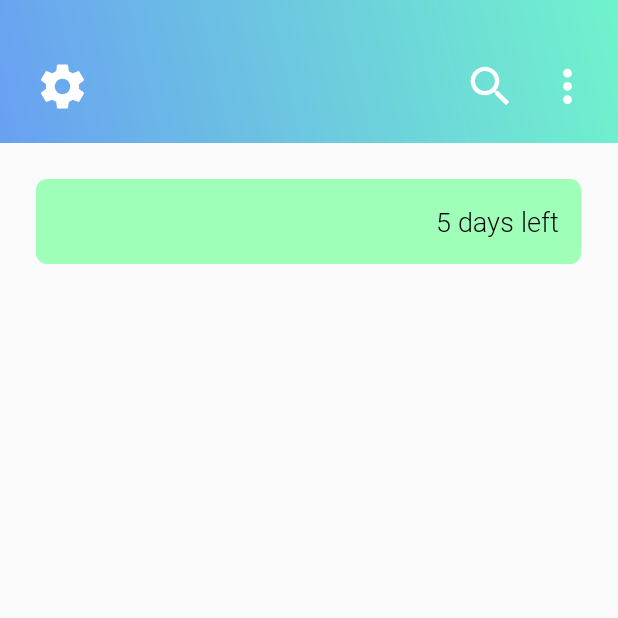
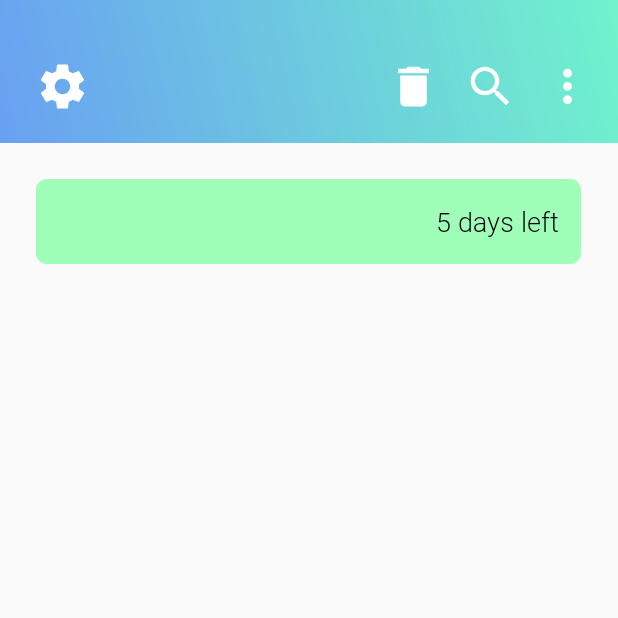
Before and after one commit to YEESH421/SpoilAlert, an Android app: the FridgeActivity screen opened directly, with no data from a screen before it, on a phone screen of 412 x 824 dp, the top half of it. Run offline under Robolectric (Android 15) with nearby library versions, the phone set to English and light mode, and no system bars.

Commit message:
Changed selection highlight color. Setup id system for items. Added deletion write to json file.

```diff
--- a/app/src/main/java/com/dfreez3/spoilalert/FoodAdapter.java
+++ b/app/src/main/java/com/dfreez3/spoilalert/FoodAdapter.java
@@ -11,14 +11,22 @@ import android.widget.TextView;
 import java.util.ArrayList;
 import java.util.Comparator;
 import java.util.Date;
+import java.util.HashSet;
+import java.util.List;
+import java.util.Set;
 
-public class FoodAdapter extends ArrayAdapter<FoodModel> {
+public class FoodAdapter extends ArrayAdapter<FoodModel> implements View.OnLongClickListener, View.OnClickListener {
 
     private final long DAY_IN_MILLISECONDS = 86400000;
 
     private Context context;
 
+    private boolean selectionMode;
+
+    private Set<View> selectionSet;
+
     private static class ViewHolder {
+        TextView id;
         TextView txtName;
         TextView txtDate;
         RelativeLayout progressBar;
@@ -35,10 +43,34 @@ public class FoodAdapter extends ArrayAdapter<FoodModel> {
         }
     };
 
+    @Override
+    public boolean onLongClick(View v) {
+        if(!this.selectionMode) {
+            this.setSelectionMode(true, v);
+        }
+
+        return true;
+    }
+
+    @Override
+    public void onClick(View v) {
+        if (this.selectionMode) {
+            if (this.selectionSet.contains(v)) {
+                this.selectionSet.remove(v);
+                this.deselect(v);
+            } else {
+                this.selectionSet.add(v);
+                this.select(v);
+            }
+        }
+    }
+
     public FoodAdapter(ArrayList<FoodModel> data, Context context) {
         super(context, R.layout.row_item, data);
         this.sort(this.foodModelComparator);
         this.context = context;
+        this.selectionMode = false;
+        this.selectionSet = new HashSet<>();
     }
 
     @Override
@@ -53,6 +85,7 @@ public class FoodAdapter extends ArrayAdapter<FoodModel> {
             viewHolder.txtName = convertView.findViewById(R.id.name);
             viewHolder.txtDate = convertView.findViewById(R.id.date);
             viewHolder.progressBar = convertView.findViewById(R.id.progress_bar);
+            viewHolder.id = convertView.findViewById(R.id.row_id);
 
             convertView.setTag(viewHolder);
         } else {
@@ -70,6 +103,11 @@ public class FoodAdapter extends ArrayAdapter<FoodModel> {
         } else {
             viewHolder.txtDate.setText("Less than a day");
         }
+
+        viewHolder.id.setText(Integer.toString(foodModel.getId()));
+
+        convertView.setOnLongClickListener(this);
+        convertView.setOnClickListener(this);
 
         RelativeLayout background = convertView.findViewById(R.id.item_background);
 
@@ -119,4 +157,31 @@ public class FoodAdapter extends ArrayAdapter<FoodModel> {
         });
     }
 
+    private void setSelectionMode(boolean mode, View v) {
+        this.selectionMode = mode;
+
+        if(v != null) {
+            this.selectionSet.add(v);
+            this.select(v);
+        }
+    }
+
+    private void select(View v) {
+        v.setBackground(context.getResources().getDrawable(R.drawable.select_background, null));
+    }
+
+    private void deselect(View v) {
+        v.setBackgroundColor(0);
+    }
+
+    public List<Integer> getSelectionContent() {
+        List<Integer> idList = new ArrayList<>();
+
+        for(View v : this.selectionSet) {
+            TextView tv =  v.findViewById(R.id.row_id);
+            idList.add(Integer.parseInt(tv.getText().toString()));
+        }
+
+        return idList;
+    }
 }
--- a/app/src/main/java/com/dfreez3/spoilalert/FoodModel.java
+++ b/app/src/main/java/com/dfreez3/spoilalert/FoodModel.java
@@ -4,14 +4,20 @@ import java.util.Date;
 
 public class FoodModel {
 
+    private int id;
     private String name;
     private Date purchaseDate;
     private long expirationPeriod;
 
-    public FoodModel(String name, Date purchaseDate, long expirationPeriod) {
+    public FoodModel(int id, String name, Date purchaseDate, long expirationPeriod) {
+        this.id = id;
         this.name = name;
         this.purchaseDate = purchaseDate;
         this.expirationPeriod = expirationPeriod;
+    }
+
+    public int getId() {
+        return this.id;
     }
 
     public String getName() {
--- a/app/src/main/java/com/dfreez3/spoilalert/FridgeActivity.java
+++ b/app/src/main/java/com/dfreez3/spoilalert/FridgeActivity.java
@@ -16,6 +16,7 @@ import org.json.JSONObject;
 import java.io.IOException;
 import java.util.ArrayList;
 import java.util.Date;
+import java.util.List;
 import java.util.Timer;
 import java.util.TimerTask;
 
@@ -23,11 +24,11 @@ public class FridgeActivity extends Activity implements View.OnClickListener {
 
     private static final String TAG = "FRIDGE_DEBUG -> ";
 
-
     private Timer autoUpdate;
 
     private ImageView addButton;
-    private ImageView search;
+    private ImageView searchButton;
+    private ImageView deleteButton;
 
     private ArrayList<FoodModel> listContents;
     private FoodAdapter arrayAdapter;
@@ -49,7 +50,7 @@ public class FridgeActivity extends Activity implements View.OnClickListener {
             JSONArray items = reader.getJSONArray("items");
 
             for(int i = 0; i < items.length(); i++) {
-                listContents.add(new FoodModel(
+                listContents.add(new FoodModel(i,
                         items.getJSONObject(i).getString("name"),
                         new Date(items.getJSONObject(i).getLong("purchaseDate")),
                         items.getJSONObject(i).getLong("expirationPeriod"))
@@ -78,8 +79,22 @@ public class FridgeActivity extends Activity implements View.OnClickListener {
                     AddFoodActivity.class
             );
             startActivity(addFoodIntent);
-        } else if(v.getId() == search.getId()) {
+        } else if(v.getId() == searchButton.getId()) {
 
+        } else if(v.getId() == deleteButton.getId()) {
+            List<Integer> deleteList = this.arrayAdapter.getSelectionContent();
+
+            ArrayList<Integer> ids = new ArrayList<>();
+            for(FoodModel model : this.listContents) {
+                if(deleteList.contains(model.getId())) {
+                    ids.add(model.getId());
+                }
+            }
+            if(ids.size() > 0) {
+                StorageService.deleteItemsFromJson(ids);
+                arrayAdapter.notifyDataSetChanged();
+                createList();
+            }
         }
     }
 
@@ -107,15 +122,19 @@ public class FridgeActivity extends Activity implements View.OnClickListener {
 
         addButton = findViewById(R.id.add_button);
         addButton.setOnClickListener(this);
-        search = findViewById(R.id.search_button);
-        search.setOnClickListener(this);
+        searchButton = findViewById(R.id.search_button);
+        searchButton.setOnClickListener(this);
+        deleteButton = findViewById(R.id.delete_button);
+        deleteButton.setOnClickListener(this);
     }
 
     @Override
     public void onResume() {
         super.onResume();
-        autoUpdate = new Timer();
-        autoUpdate.schedule(new TimerTask() {
+
+        if(this.autoUpdate == null) {
+            this.autoUpdate = new Timer();
+            this.autoUpdate.schedule(new TimerTask() {
                 @Override
                 public void run() {
                     runOnUiThread(new Runnable() {
@@ -126,6 +145,8 @@ public class FridgeActivity extends Activity implements View.OnClickListener {
                     });
                 }
             }, 0, 40000);
+        }
+
         createList();
     }
 }
--- /dev/null
+++ b/app/src/main/res/drawable/ic_delete.xml
@@ -0,0 +1,5 @@
+<vector android:height="24dp" android:tint="#FFFFFF"
+    android:viewportHeight="24.0" android:viewportWidth="24.0"
+    android:width="24dp" xmlns:android="http://schemas.android.com/apk/res/android">
+    <path android:fillColor="#FF000000" android:pathData="M6,19c0,1.1 0.9,2 2,2h8c1.1,0 2,-0.9 2,-2V7H6v12zM19,4h-3.5l-1,-1h-5l-1,1H5v2h14V4z"/>
+</vector>
--- /dev/null
+++ b/app/src/main/res/drawable/select_background.xml
@@ -0,0 +1,6 @@
+<?xml version="1.0" encoding="utf-8"?>
+<shape xmlns:android="http://schemas.android.com/apk/res/android">
+    <solid android:color="@color/colorDarkGrey"/>
+    <corners android:radius="7dp"/>
+    <padding android:left="0dp" android:top="0dp" android:right="0dp" android:bottom="0dp" />
+</shape>
--- a/app/src/main/res/layout/activity_fridge.xml
+++ b/app/src/main/res/layout/activity_fridge.xml
@@ -52,6 +52,18 @@
             app:layout_constraintBottom_toBottomOf="parent"
             app:layout_constraintStart_toStartOf="parent"
             app:layout_constraintTop_toTopOf="parent" />
+
+        <ImageView
+            android:id="@+id/delete_button"
+            android:layout_width="35dp"
+            android:layout_height="0dp"
+            android:layout_marginTop="36dp"
+            android:layout_marginEnd="16dp"
+            android:layout_marginBottom="16dp"
+            android:src="@drawable/ic_delete"
+            app:layout_constraintBottom_toBottomOf="parent"
+            app:layout_constraintEnd_toStartOf="@+id/search_button"
+            app:layout_constraintTop_toTopOf="parent" />
     </android.support.constraint.ConstraintLayout>
 
     <ListView
--- a/app/src/main/res/layout/row_item.xml
+++ b/app/src/main/res/layout/row_item.xml
@@ -2,7 +2,15 @@
 <android.support.constraint.ConstraintLayout xmlns:android="http://schemas.android.com/apk/res/android"
     xmlns:app="http://schemas.android.com/apk/res-auto"
     android:layout_width="match_parent"
-    android:layout_height="wrap_content">
+    android:layout_height="wrap_content"
+    android:focusable="false" >
+
+    <TextView
+        android:id="@+id/row_id"
+        android:layout_width="wrap_content"
+        android:layout_height="wrap_content"
+        android:visibility="invisible"
+        />
 
     <RelativeLayout
         android:id="@+id/item_background"
@@ -16,7 +24,9 @@
         app:layout_constraintBottom_toBottomOf="parent"
         app:layout_constraintEnd_toEndOf="parent"
         app:layout_constraintStart_toStartOf="parent"
-        app:layout_constraintTop_toTopOf="parent">
+        app:layout_constraintTop_toTopOf="parent"
+        android:focusableInTouchMode="false"
+        android:focusable="false">
 
     </RelativeLayout>
 
@@ -31,7 +41,9 @@
         android:background="@drawable/pb_green"
         app:layout_constraintBottom_toBottomOf="parent"
         app:layout_constraintStart_toStartOf="parent"
-        app:layout_constraintTop_toTopOf="parent">
+        app:layout_constraintTop_toTopOf="parent"
+        android:focusableInTouchMode="false"
+        android:focusable="false">
 
     </RelativeLayout>
 
@@ -46,7 +58,9 @@
         app:layout_constraintBottom_toBottomOf="parent"
         app:layout_constraintEnd_toEndOf="parent"
         app:layout_constraintStart_toStartOf="parent"
-        app:layout_constraintTop_toTopOf="parent">
+        app:layout_constraintTop_toTopOf="parent"
+        android:focusableInTouchMode="false"
+        android:focusable="false">
 
         <TextView
             android:id="@+id/name"
@@ -63,7 +77,9 @@
             android:textSize="18sp"
             app:layout_constraintBottom_toBottomOf="parent"
             app:layout_constraintStart_toStartOf="parent"
-            app:layout_constraintTop_toTopOf="parent" />
+            app:layout_constraintTop_toTopOf="parent"
+            android:focusableInTouchMode="false"
+            android:focusable="false" />
 
         <TextView
             android:id="@+id/date"
@@ -83,7 +99,10 @@
             android:textSize="18sp"
             app:layout_constraintBottom_toBottomOf="parent"
             app:layout_constraintEnd_toEndOf="parent"
-            app:layout_constraintTop_toTopOf="parent" />
+            app:layout_constraintTop_toTopOf="parent"
+            android:focusableInTouchMode="false"
+            android:focusable="false" />
+
     </RelativeLayout>
 
 
--- a/app/src/main/res/values/colors.xml
+++ b/app/src/main/res/values/colors.xml
@@ -3,6 +3,8 @@
     <color name="colorPrimary">#70f3cc</color>
     <color name="colorPrimaryDark">#69A0F2</color>
     <color name="colorAccent">#D81B60</color>
+
+    <color name="colorDarkGrey">#F0F0F0</color>
 
     <color name="colorFoodDefault">#F5F5F5</color>
     <color name="colorFoodRed">#FF9F9F</color>
```
Also changed, not shown: app/src/main/java/com/dfreez3/spoilalert/AddFoodActivity.java (+3 -8 lines), app/src/main/java/com/dfreez3/spoilalert/StorageService.java (+36 -1 lines). Lines whose indentation alone changed are shown as unchanged.
